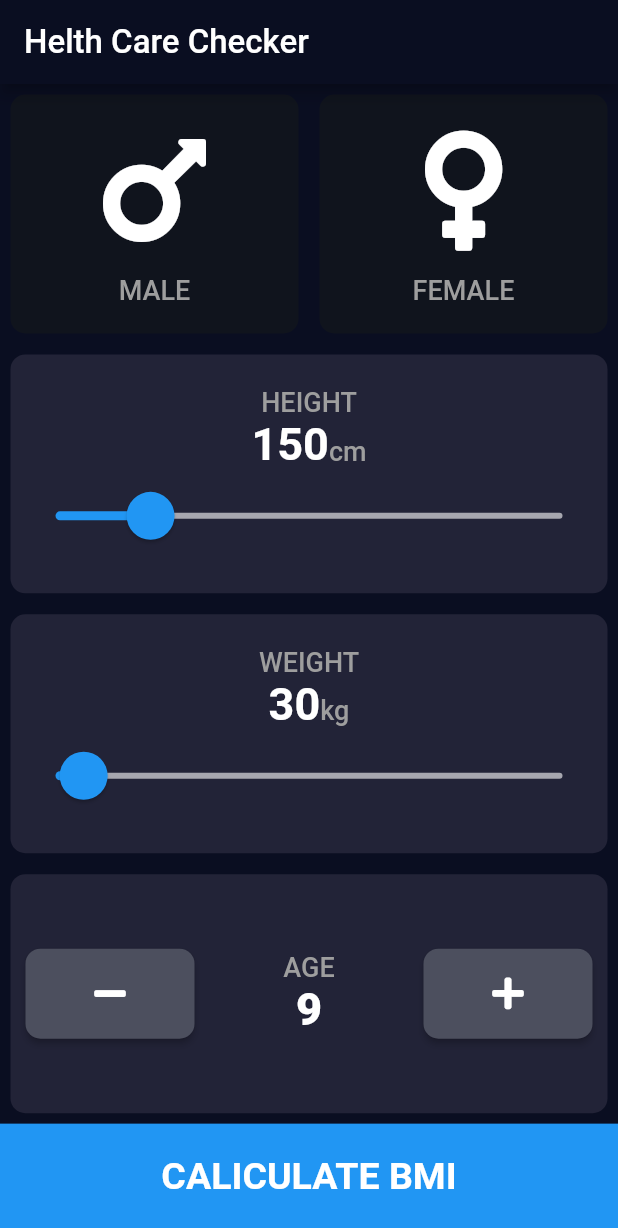
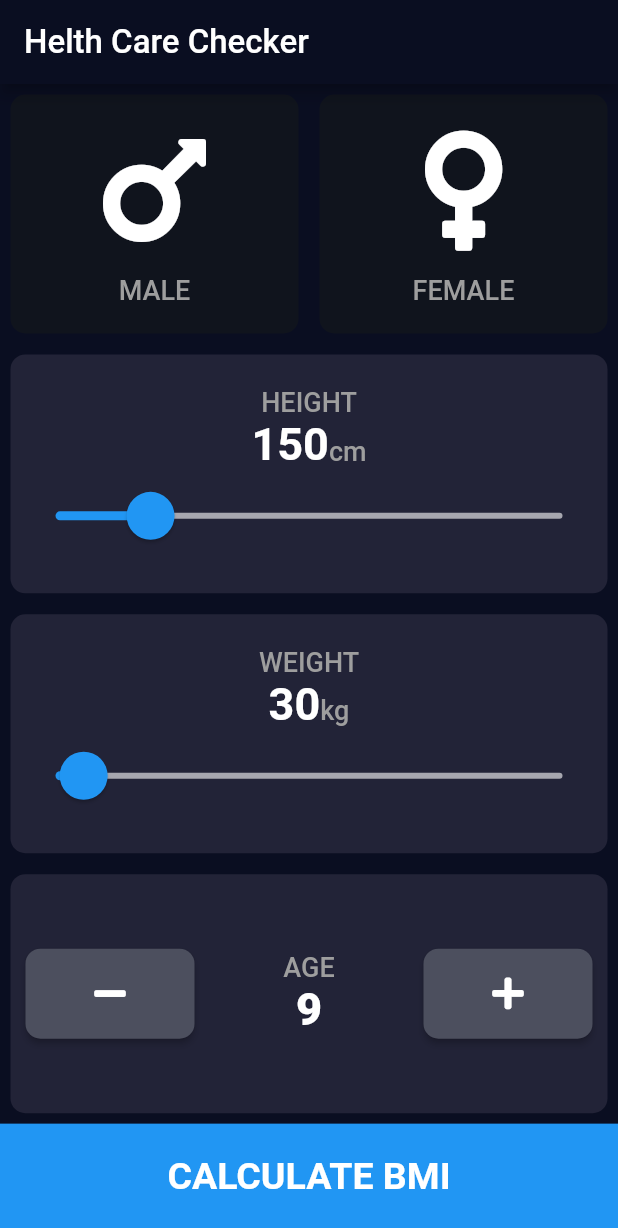
Before and after one commit to Madhubabu3/BMIcalculator, a Flutter app: the screen it shows after launch, after a tap on an icon or button, on a phone screen of 412 x 824 dp. Shown: the top 1228 px of the screen. Run offline on Flutter 3.47's test engine with Material 2 defaults, Android fonts, the light colour scheme and no system bars; our stand-ins replace font_awesome_flutter.

```diff
--- a/lib/main.dart
+++ b/lib/main.dart
@@ -1,9 +1,5 @@
 import 'package:bmicaliculatorapp/screeens/input_page.dart';
 import 'package:flutter/material.dart';
-
-var routes = <String, WidgetBuilder>{
-  "/home": (BuildContext context) => InputPage(),
-};
 
 void main() => runApp(BMICaliculator());
 
--- a/lib/screeens/input_page.dart
+++ b/lib/screeens/input_page.dart
@@ -243,7 +243,7 @@ class _InputPageState extends State<InputPage> {
             ),
           ),
           BottomButton(
-            title: "CALICULATE BMI",
+            title: "CALCULATE BMI",
             onpress: () {
               setState(
                 () {
```
Also changed, not shown: lib/screeens/normal_precautions_page.dart (+3 -5 lines), 8 other files.
